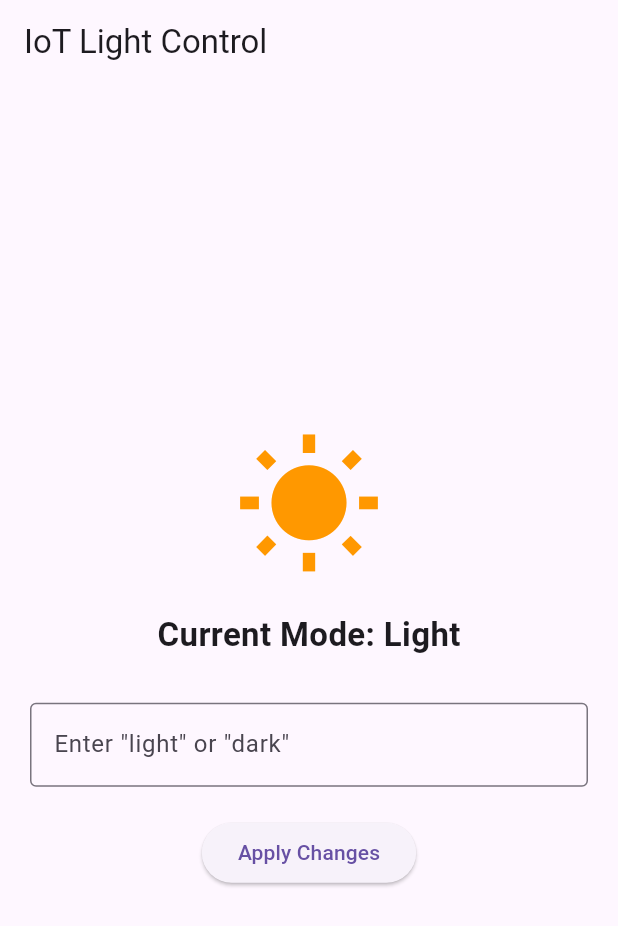
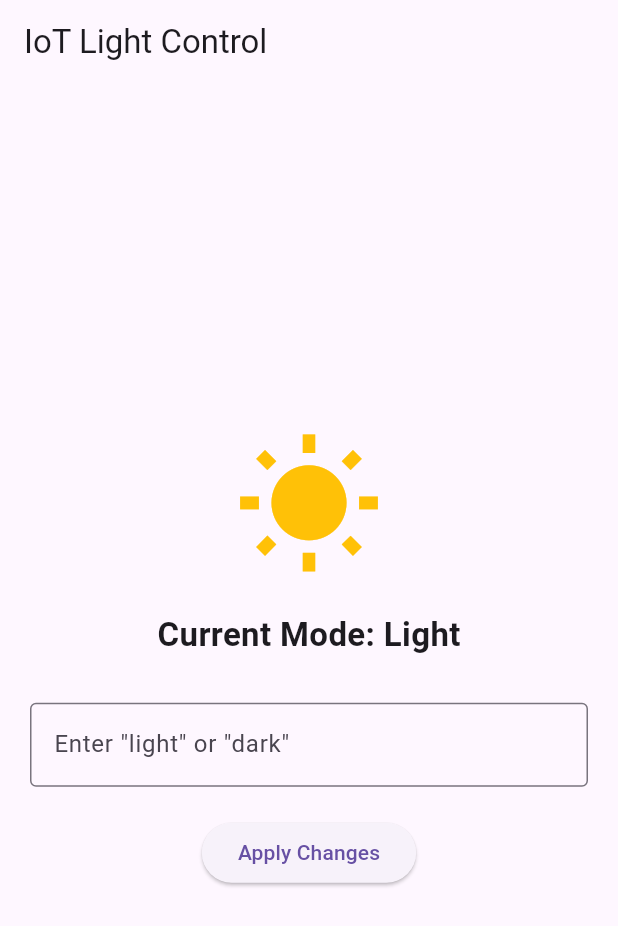
Before and after one commit to frontendeVL/iot_lab_1, a Flutter app: the screen it shows after launch, on a phone screen of 412 x 824 dp. Shown: the top 926 px of the screen. Run offline on Flutter 3.47's test engine with Material 3 defaults, Android fonts, the phone set to English and light mode, and no system bars.

Commit message:
Small UI tweak for PR

```diff
--- a/lib/main.dart
+++ b/lib/main.dart
@@ -50,7 +50,7 @@ class _SmartLightingAppState extends State<SmartLightingApp> {
               Icon(
                 isLight ? Icons.wb_sunny : Icons.nightlight_round,
                 size: 100,
-                color: isLight ? Colors.orange : Colors.blueAccent,
+                color: isLight ? Colors.amber : Colors.blueAccent,
               ),
               const SizedBox(height: 20),
               Text(
```
